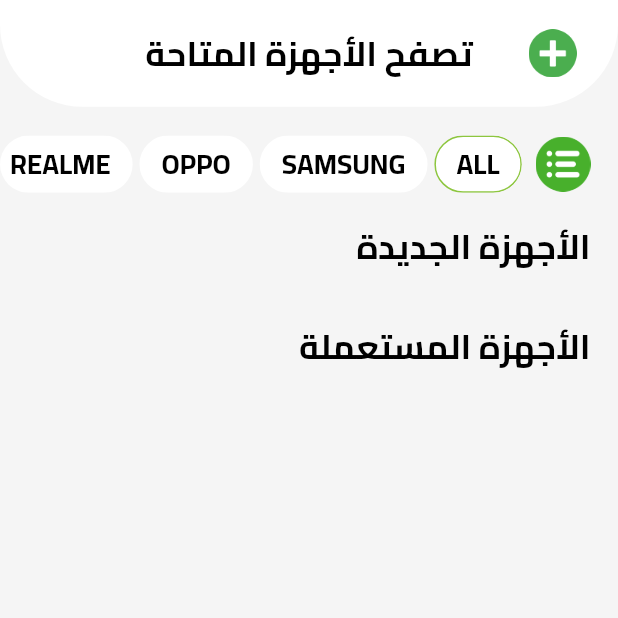
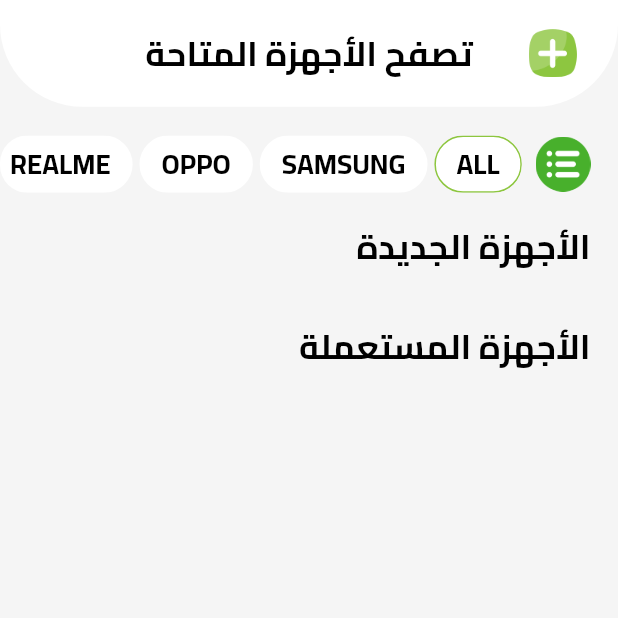
Before and after one commit to ibrahimsiam25/WestElbalad, a Flutter app: the BottomNavBarController screen opened by its route, on a phone screen of 412 x 824 dp, the top half of it. Run offline on Flutter 3.47's test engine with Material 3 defaults, Android fonts, the phone set to English and light mode, and no system bars; our stand-ins replace bloc, cached_network_image, cloud_firestore, dartz, firebase_auth, firebase_core and 14 more; missing offline and left inert: svg_flutter; accounts and stored records are empty.

Commit message:
Update filter list widget border radius and plus icon
Adjust the border radius of the filter list widget from 24 to 16 for a more consistent UI design. Additionally, replace the plus icon with a new version to improve visual consistency across the application.

```diff
--- a/lib/features/home/presentation/views/widgets/filter_list.dart
+++ b/lib/features/home/presentation/views/widgets/filter_list.dart
@@ -43,7 +43,7 @@ class Filters extends StatelessWidget {
                 SizedBox(width: 8.0.w),
                 Expanded(
                   child: ClipRRect(
-                    borderRadius: BorderRadius.circular(kRadius24),
+                    borderRadius: BorderRadius.circular(kRadius16),
                     child: ListView.builder(
                       scrollDirection: Axis.horizontal,
                       itemCount: orderedPhones.length,
```
Also changed, not shown: assets/images/plus.png.
